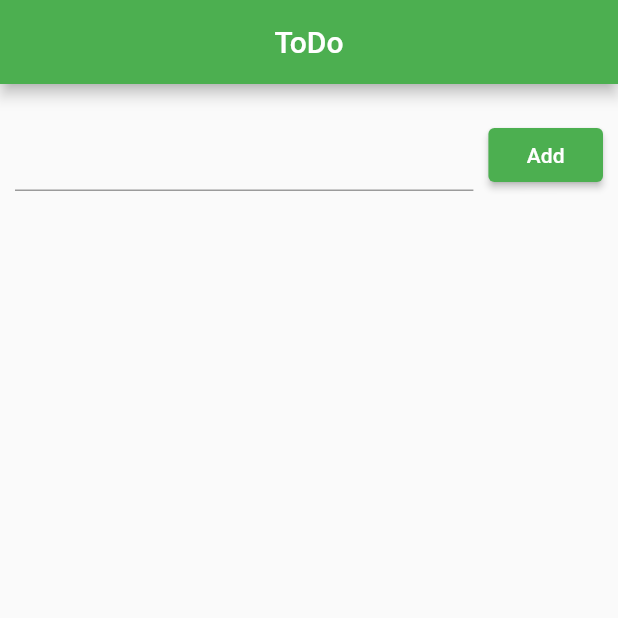
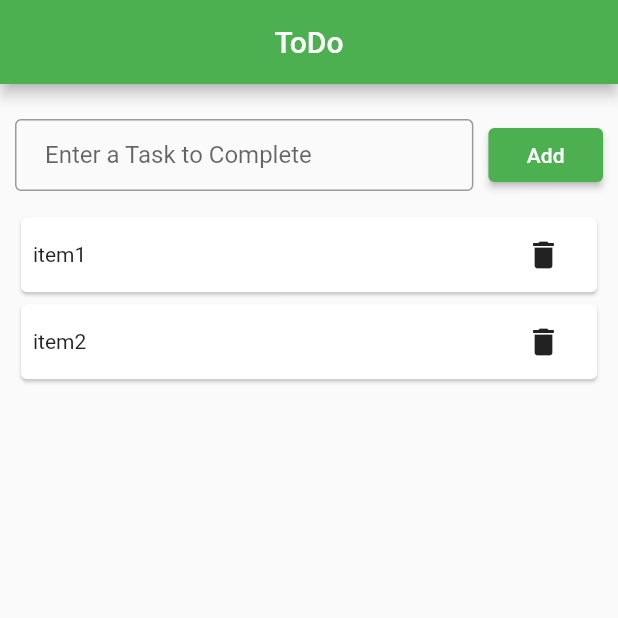
Before and after one commit to syfulsharif/toDoApp_Flutter, a Flutter app: the screen it shows after launch, on a phone screen of 412 x 824 dp, the top half of it. Run offline on Flutter 3.47's test engine with Material 2 defaults, Android fonts, the phone set to English and light mode, and no system bars.

Commit message:
Item Card Style Updated

```diff
--- /dev/null
+++ b/lib/style.dart
@@ -0,0 +1,34 @@
+import 'package:flutter/material.dart';
+
+InputDecoration appInputDecoration(label) {
+  return InputDecoration(
+    contentPadding: const EdgeInsets.fromLTRB(20, 10, 20, 10),
+    border: const OutlineInputBorder(),
+    labelText: label,
+  );
+}
+
+ButtonStyle appButtonStyle() {
+  return ElevatedButton.styleFrom(
+    backgroundColor: Colors.green,
+    padding: const EdgeInsets.fromLTRB(10, 5, 10, 5),
+    shape: const RoundedRectangleBorder(
+      borderRadius: BorderRadius.all(
+        Radius.circular(4),
+      ),
+    ),
+  );
+}
+
+
+SizedBox sizedBox50 (child) {
+  return SizedBox(
+    height: 50.0,
+    width: double.infinity,
+    child: Container(
+      alignment: Alignment.center,
+      padding: const EdgeInsets.all(8),
+      child: child,
+    ),
+  );
+}
--- a/lib/todoappview.dart
+++ b/lib/todoappview.dart
@@ -1,4 +1,5 @@
 import 'package:flutter/material.dart';
+import 'package:todoapp/style.dart';
 
 class ToDoAppView extends StatefulWidget {
   const ToDoAppView({super.key});
@@ -8,7 +9,7 @@ class ToDoAppView extends StatefulWidget {
 }
 
 class _ToDoAppViewState extends State<ToDoAppView> {
-  List<String> toDoList = [];
+  List<String> toDoList = ['item1', 'item2'];
 
   @override
   Widget build(BuildContext context) {
@@ -28,7 +29,10 @@ class _ToDoAppViewState extends State<ToDoAppView> {
                 children: [
                   Expanded(
                     flex: 80,
-                    child: TextFormField(),
+                    child: TextFormField(
+                      decoration:
+                          appInputDecoration('Enter a Task to Complete'),
+                    ),
                   ),
                   const SizedBox(
                     width: 10.0,
@@ -36,8 +40,12 @@ class _ToDoAppViewState extends State<ToDoAppView> {
                   Expanded(
                     flex: 20,
                     child: ElevatedButton(
+                      style: appButtonStyle(),
                       onPressed: () {},
-                      child: const Text('Add'),
+                      child: const Text(
+                        'Add',
+                        style: TextStyle(color: Colors.white),
+                      ),
                     ),
                   )
                 ],
@@ -46,9 +54,23 @@ class _ToDoAppViewState extends State<ToDoAppView> {
             Expanded(
               flex: 90,
               child: ListView.builder(
-                  itemCount: toDoList.length, itemBuilder: (context, index) {
-                    return Card();
-              }),
+                  itemCount: toDoList.length,
+                  itemBuilder: (context, index) {
+                    return Card(
+                      child: sizedBox50(Row(
+                        children: [
+                          Expanded(
+                            flex: 85,
+                            child: Text(toDoList[index]),
+                          ),
+                          Expanded(
+                            flex: 15,
+                            child: Icon(Icons.delete),
+                          )
+                        ],
+                      )),
+                    );
+                  }),
             )
           ],
         ),
```
